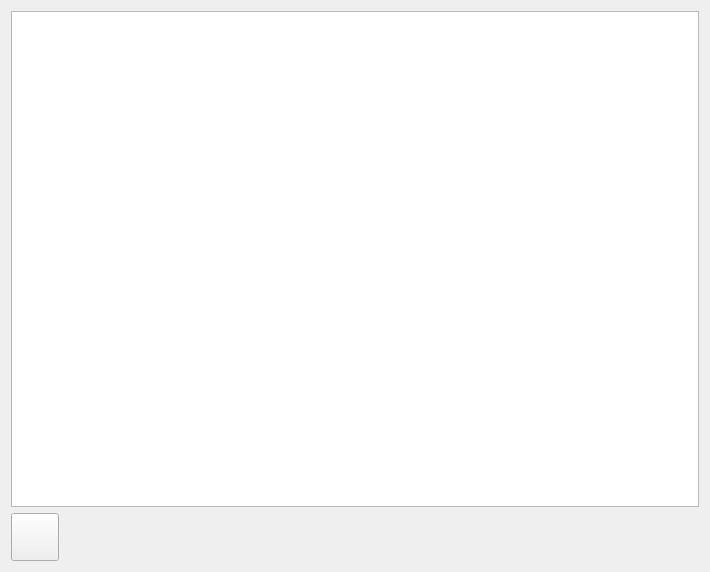
The window that res/main.ui (Ingener74/Mass-Graph) describes before a commit, drawn with Qt 5.
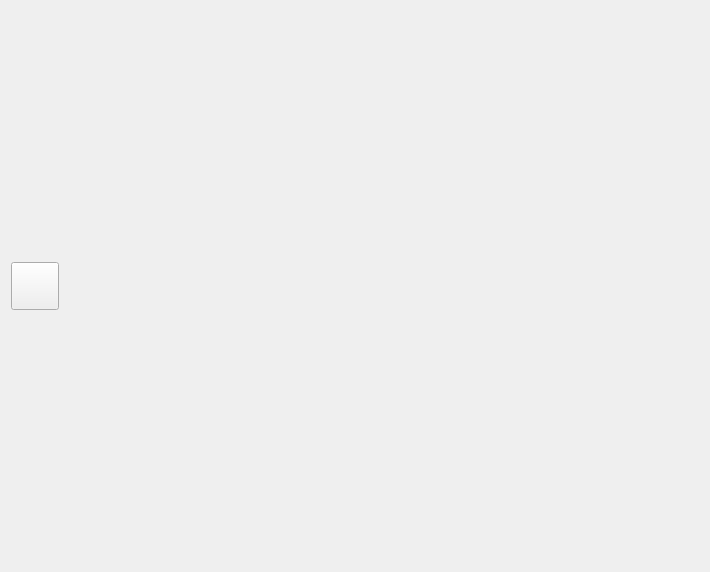
The same window after the commit. Icons and pictures are not drawn.

Commit message: added plot to window

```diff
--- a/res/main.ui
+++ b/res/main.ui
@@ -14,9 +14,6 @@
    <string>График веса</string>
   </property>
   <layout class="QVBoxLayout" name="verticalLayout">
-   <item>
-    <widget class="QGraphicsView" name="graphicsView"/>
-   </item>
    <item>
     <layout class="QHBoxLayout" name="horizontalLayout" stretch="0,0">
      <item>
```
The commit also changes 1 other file.
